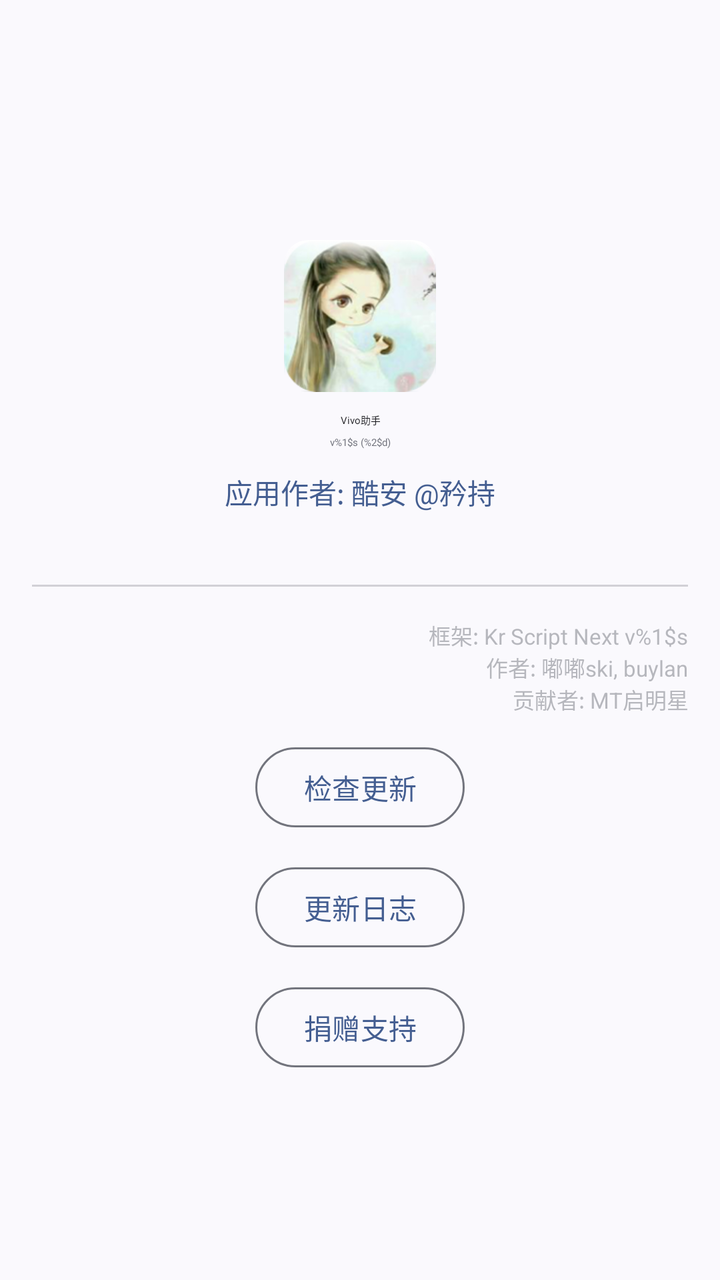
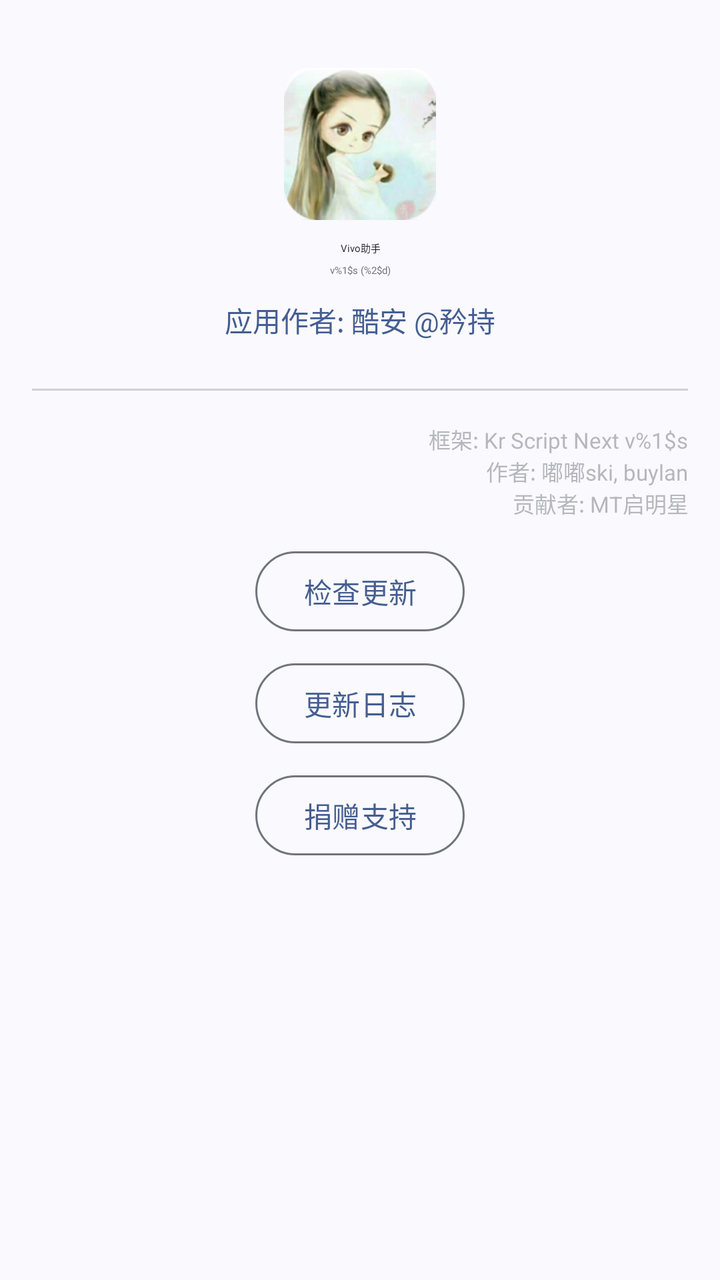

Before-and-after screenshots of an Android layout around one commit, followed by the original layout XML and the change that was made.
<!-- AndroidManifest.xml: application theme AppTheme -->
<!-- res/layout/dialog_about.xml -->
<?xml version="1.0" encoding="utf-8"?>
<LinearLayout xmlns:android="http://schemas.android.com/apk/res/android"
    xmlns:app="http://schemas.android.com/apk/res-auto"
    android:layout_width="match_parent"
    android:layout_height="wrap_content"
    android:gravity="center"
    android:orientation="vertical"
    android:padding="@dimen/activity_horizontal_margin">

    <com.google.android.material.imageview.ShapeableImageView
        android:id="@+id/app_logo"
        android:layout_width="80dp"
        android:layout_height="80dp"
        android:layout_marginTop="16dp"
        android:contentDescription="@string/app_name"
        android:padding="2dp"
        android:scaleType="fitCenter"
        android:src="@mipmap/ic_launcher"
        app:shapeAppearanceOverlay="@style/ShapeAppearance.Material3.Corner.Medium" />

    <TextView
        android:layout_width="wrap_content"
        android:layout_height="wrap_content"
        android:layout_marginTop="8dp"
        android:text="@string/app_name"
        android:textAlignment="center"
        android:textColor="?colorOnSurface"
        android:textAppearance="@style/TextAppearance.Material3.HeadlineMedium.Emphasized"/>

    <TextView
        android:id="@+id/tv_app_version"
        android:layout_width="match_parent"
        android:layout_height="wrap_content"
        android:layout_marginTop="4dp"
        android:text="@string/app_version"
        android:textAlignment="center"
        android:textColor="?colorOutline"
        android:textAppearance="@style/TextAppearance.Material3.BodySmall.Emphasized" />

    <TextView
        android:id="@+id/tv_app_author"
        android:layout_width="wrap_content"
        android:layout_height="wrap_content"
        android:layout_gravity="center"
        android:layout_marginTop="11dp"
        android:text="@string/app_author"
        android:textColor="?colorPrimary"
        android:textColorLink="?colorPrimary"
        android:autoLink="web"
        android:linksClickable="true" />

    <View
        android:layout_width="match_parent"
        android:layout_height="1dp"
        android:layout_marginTop="36dp"
        android:layout_marginBottom="16dp"
        android:alpha="0.3"
        android:background="?colorOutline" />

    <TextView
        android:id="@+id/tv_framework_info"
        android:layout_width="match_parent"
        android:layout_height="wrap_content"
        android:text="@string/framework_info"
        android:textAlignment="textEnd"
        android:alpha="0.5"
        android:textColor="?colorOutline"
        android:textSize="11sp" />

    <TextView
        android:layout_width="match_parent"
        android:layout_height="wrap_content"
        android:text="@string/framework_author"
        android:textAlignment="textEnd"
        android:alpha="0.5"
        android:textColor="?colorOutline"
        android:textSize="11sp" />

    <com.google.android.material.button.MaterialButton
        android:id="@+id/btn_check_update"
        android:layout_width="wrap_content"
        android:layout_height="wrap_content"
        android:layout_gravity="center"
        android:layout_marginTop="12dp"
        android:text="@string/btn_check_update"
        style="?attr/materialButtonOutlinedStyle" />

    <com.google.android.material.button.MaterialButton
        android:id="@+id/btn_changelog"
        android:layout_width="wrap_content"
        android:layout_height="wrap_content"
        android:layout_gravity="center"
        android:layout_marginTop="12dp"
        android:text="@string/btn_changelog"
        style="?attr/materialButtonOutlinedStyle" />

    <com.google.android.material.button.MaterialButton
        android:id="@+id/btn_donate"
        android:layout_width="wrap_content"
        android:layout_height="wrap_content"
        android:layout_gravity="center"
        android:layout_marginTop="12dp"
        android:text="@string/btn_donate"
        android:contentDescription="@string/donate_desc"
        style="?attr/materialButtonOutlinedStyle" />

    <com.google.android.material.button.MaterialButton
        android:id="@+id/btn_reset_egg"
        android:layout_width="wrap_content"
        android:layout_height="wrap_content"
        android:layout_gravity="center"
        android:layout_marginTop="12dp"
        android:text="@string/reset_egg"
        android:visibility="gone"
        style="?attr/materialButtonOutlinedStyle" />
</LinearLayout>
<!-- resources referenced by this layout -->
<resources>
  <dimen name="activity_horizontal_margin">16dp</dimen>
  <!-- mipmap ic_launcher: png bitmap (mipmap-hdpi, 11490 bytes) -->
  <string name="app_author">应用作者: 酷安 @矜持</string>
  <string name="app_name">Vivo助手</string>
  <string name="app_version">v%1$s (%2$d)</string>
  <string name="btn_changelog">更新日志</string>
  <string name="btn_check_update">检查更新</string>
  <string name="btn_donate">捐赠支持</string>
  <string name="donate_desc">请截图收款码，打开微信「扫一扫」→ 相册选中截图即可打赏，感谢支持！</string>
  <string name="framework_author">作者: 嘟嘟ski, buylan\n贡献者: MT启明星</string>
  <string name="framework_info">框架: Kr Script Next v%1$s</string>
  <string name="reset_egg">重置隐藏彩蛋</string>
  <style name="AppTheme" parent="Theme.Material3.DayNight.NoActionBar" />
</resources>

<!-- the commit's change to res/layout/dialog_about.xml (unified diff, before → after) -->
@@ -1,116 +1,122 @@
 <?xml version="1.0" encoding="utf-8"?>
-<LinearLayout xmlns:android="http://schemas.android.com/apk/res/android"
+<ScrollView xmlns:android="http://schemas.android.com/apk/res/android"
     xmlns:app="http://schemas.android.com/apk/res-auto"
     android:layout_width="match_parent"
     android:layout_height="wrap_content"
-    android:gravity="center"
-    android:orientation="vertical"
-    android:padding="@dimen/activity_horizontal_margin">
+    android:scrollbars="none">
 
-    <com.google.android.material.imageview.ShapeableImageView
-        android:id="@+id/app_logo"
-        android:layout_width="80dp"
-        android:layout_height="80dp"
-        android:layout_marginTop="16dp"
-        android:contentDescription="@string/app_name"
-        android:padding="2dp"
-        android:scaleType="fitCenter"
-        android:src="@mipmap/ic_launcher"
-        app:shapeAppearanceOverlay="@style/ShapeAppearance.Material3.Corner.Medium" />
-
-    <TextView
-        android:layout_width="wrap_content"
-        android:layout_height="wrap_content"
-        android:layout_marginTop="8dp"
-        android:text="@string/app_name"
-        android:textAlignment="center"
-        android:textColor="?colorOnSurface"
-        android:textAppearance="@style/TextAppearance.Material3.HeadlineMedium.Emphasized"/>
-
-    <TextView
-        android:id="@+id/tv_app_version"
+    <LinearLayout
         android:layout_width="match_parent"
         android:layout_height="wrap_content"
-        android:layout_marginTop="4dp"
-        android:text="@string/app_version"
-        android:textAlignment="center"
-        android:textColor="?colorOutline"
-        android:textAppearance="@style/TextAppearance.Material3.BodySmall.Emphasized" />
+        android:gravity="center"
+        android:orientation="vertical"
+        android:padding="@dimen/activity_horizontal_margin">
 
-    <TextView
-        android:id="@+id/tv_app_author"
-        android:layout_width="wrap_content"
-        android:layout_height="wrap_content"
-        android:layout_gravity="center"
-        android:layout_marginTop="11dp"
-        android:text="@string/app_author"
-        android:textColor="?colorPrimary"
-        android:textColorLink="?colorPrimary"
-        android:autoLink="web"
-        android:linksClickable="true" />
+        <com.google.android.material.imageview.ShapeableImageView
+            android:id="@+id/app_logo"
+            android:layout_width="80dp"
+            android:layout_height="80dp"
+            android:layout_marginTop="16dp"
+            android:contentDescription="@string/app_name"
+            android:padding="2dp"
+            android:scaleType="fitCenter"
+            android:src="@mipmap/ic_launcher"
+            app:shapeAppearanceOverlay="@style/ShapeAppearance.Material3.Corner.Medium" />
 
-    <View
-        android:layout_width="match_parent"
-        android:layout_height="1dp"
-        android:layout_marginTop="36dp"
-        android:layout_marginBottom="16dp"
-        android:alpha="0.3"
-        android:background="?colorOutline" />
+        <TextView
+            android:layout_width="wrap_content"
+            android:layout_height="wrap_content"
+            android:layout_marginTop="8dp"
+            android:text="@string/app_name"
+            android:textAlignment="center"
+            android:textColor="?colorOnSurface"
+            android:textAppearance="@style/TextAppearance.Material3.HeadlineMedium.Emphasized"/>
 
-    <TextView
-        android:id="@+id/tv_framework_info"
-        android:layout_width="match_parent"
-        android:layout_height="wrap_content"
-        android:text="@string/framework_info"
-        android:textAlignment="textEnd"
-        android:alpha="0.5"
-        android:textColor="?colorOutline"
-        android:textSize="11sp" />
+        <TextView
+            android:id="@+id/tv_app_version"
+            android:layout_width="match_parent"
+            android:layout_height="wrap_content"
+            android:layout_marginTop="4dp"
+            android:text="@string/app_version"
+            android:textAlignment="center"
+            android:textColor="?colorOutline"
+            android:textAppearance="@style/TextAppearance.Material3.BodySmall.Emphasized" />
 
-    <TextView
-        android:layout_width="match_parent"
-        android:layout_height="wrap_content"
-        android:text="@string/framework_author"
-        android:textAlignment="textEnd"
-        android:alpha="0.5"
-        android:textColor="?colorOutline"
-        android:textSize="11sp" />
+        <TextView
+            android:id="@+id/tv_app_author"
+            android:layout_width="wrap_content"
+            android:layout_height="wrap_content"
+            android:layout_gravity="center"
+            android:layout_marginTop="11dp"
+            android:text="@string/app_author"
+            android:textColor="?colorPrimary"
+            android:textColorLink="?colorPrimary"
+            android:autoLink="web"
+            android:linksClickable="true" />
 
-    <com.google.android.material.button.MaterialButton
-        android:id="@+id/btn_check_update"
-        android:layout_width="wrap_content"
-        android:layout_height="wrap_content"
-        android:layout_gravity="center"
-        android:layout_marginTop="12dp"
-        android:text="@string/btn_check_update"
-        style="?attr/materialButtonOutlinedStyle" />
+        <View
+            android:layout_width="match_parent"
+            android:layout_height="1dp"
+            android:layout_marginTop="24dp"
+            android:layout_marginBottom="16dp"
+            android:alpha="0.3"
+            android:background="?colorOutline" />
 
-    <com.google.android.material.button.MaterialButton
-        android:id="@+id/btn_changelog"
-        android:layout_width="wrap_content"
-        android:layout_height="wrap_content"
-        android:layout_gravity="center"
-        android:layout_marginTop="12dp"
-        android:text="@string/btn_changelog"
-        style="?attr/materialButtonOutlinedStyle" />
+        <TextView
+            android:id="@+id/tv_framework_info"
+            android:layout_width="match_parent"
+            android:layout_height="wrap_content"
+            android:text="@string/framework_info"
+            android:textAlignment="textEnd"
+            android:alpha="0.5"
+            android:textColor="?colorOutline"
+            android:textSize="11sp" />
 
-    <com.google.android.material.button.MaterialButton
-        android:id="@+id/btn_donate"
-        android:layout_width="wrap_content"
-        android:layout_height="wrap_content"
-        android:layout_gravity="center"
-        android:layout_marginTop="12dp"
-        android:text="@string/btn_donate"
-        android:contentDescription="@string/donate_desc"
-        style="?attr/materialButtonOutlinedStyle" />
+        <TextView
+            android:layout_width="match_parent"
+            android:layout_height="wrap_content"
+            android:text="@string/framework_author"
+            android:textAlignment="textEnd"
+            android:alpha="0.5"
+            android:textColor="?colorOutline"
+            android:textSize="11sp" />
 
-    <com.google.android.material.button.MaterialButton
-        android:id="@+id/btn_reset_egg"
-        android:layout_width="wrap_content"
-        android:layout_height="wrap_content"
-        android:layout_gravity="center"
-        android:layout_marginTop="12dp"
-        android:text="@string/reset_egg"
-        android:visibility="gone"
-        style="?attr/materialButtonOutlinedStyle" />
-</LinearLayout>
+        <com.google.android.material.button.MaterialButton
+            android:id="@+id/btn_check_update"
+            android:layout_width="wrap_content"
+            android:layout_height="wrap_content"
+            android:layout_gravity="center"
+            android:layout_marginTop="12dp"
+            android:text="@string/btn_check_update"
+            style="?attr/materialButtonOutlinedStyle" />
+
+        <com.google.android.material.button.MaterialButton
+            android:id="@+id/btn_changelog"
+            android:layout_width="wrap_content"
+            android:layout_height="wrap_content"
+            android:layout_gravity="center"
+            android:layout_marginTop="8dp"
+            android:text="@string/btn_changelog"
+            style="?attr/materialButtonOutlinedStyle" />
+
+        <com.google.android.material.button.MaterialButton
+            android:id="@+id/btn_donate"
+            android:layout_width="wrap_content"
+            android:layout_height="wrap_content"
+            android:layout_gravity="center"
+            android:layout_marginTop="8dp"
+            android:text="@string/btn_donate"
+            android:contentDescription="@string/donate_desc"
+            style="?attr/materialButtonOutlinedStyle" />
+
+        <com.google.android.material.button.MaterialButton
+            android:id="@+id/btn_reset_egg"
+            android:layout_width="wrap_content"
+            android:layout_height="wrap_content"
+            android:layout_gravity="center"
+            android:layout_marginTop="8dp"
+            android:text="@string/reset_egg"
+            android:visibility="gone"
+            style="?attr/materialButtonOutlinedStyle" />
+    </LinearLayout>
+</ScrollView>
